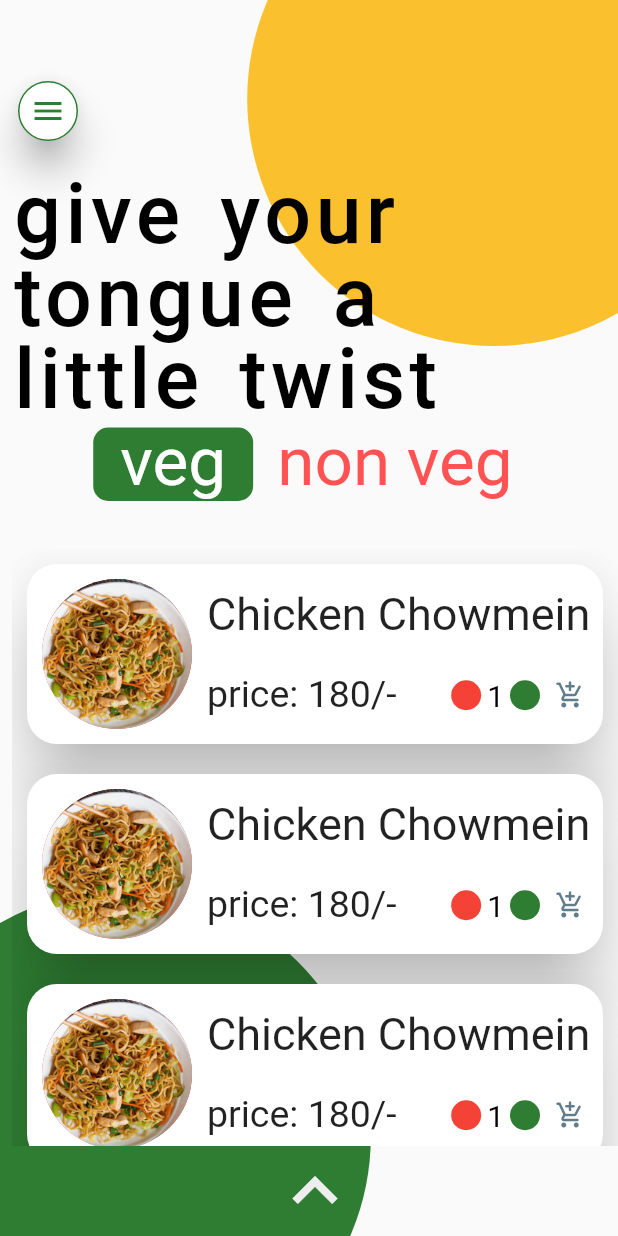
After one commit to samrat19/Flutter_foodapp, a Flutter app: the screen it shows after launch, on a phone screen of 412 x 824 dp. The commit adds this screen. Run offline on Flutter 3.47's test engine with Material 2 defaults, Android fonts, the phone set to English and light mode, and no system bars; our stand-ins replace google_fonts; Roboto replaces fonts that are missing (Sacramento).

Commit message:
separates background coloured widget

```diff
--- /dev/null
+++ b/lib/components/background_widget.dart
@@ -0,0 +1,30 @@
+import 'package:flutter/material.dart';
+
+import 'designed_circle.dart';
+
+class BackgroundWidget extends StatelessWidget {
+
+  final Color topCircleColor;
+  final Color bottomCircleColor;
+
+  const BackgroundWidget({Key key, @required this.topCircleColor, @required this.bottomCircleColor,}) : super(key: key);
+
+  @override
+  Widget build(BuildContext context) {
+    return Stack(
+      fit: StackFit.expand,
+      children: [
+        Positioned(
+          bottom: MediaQuery.of(context).size.height*0.57,
+          left: MediaQuery.of(context).size.width*0.4,
+          child: DesignedCircle(color: topCircleColor,),
+        ),
+        Positioned(
+          top: MediaQuery.of(context).size.height*0.57,
+          right: MediaQuery.of(context).size.width*0.4,
+          child: DesignedCircle(color:bottomCircleColor),
+        ),
+      ],
+    );
+  }
+}
--- a/lib/screen/display_screen.dart
+++ b/lib/screen/display_screen.dart
@@ -1,8 +1,7 @@
 import 'dart:developer';
-
 import 'package:flutter/material.dart';
+import 'package:food/components/background_widget.dart';
 import 'package:food/components/caption_text.dart';
-import 'package:food/components/designed_circle.dart';
 import 'package:food/components/display_food_item.dart';
 import 'package:food/components/menu_button.dart';
 import 'package:food/logic/model/food_item_model.dart';
@@ -83,22 +82,14 @@ class _DisplayScreenState extends State<DisplayScreen> {
       key: scaffoldKey,
       drawer: Drawer(),
       body: Container(
-        color: Colors.white,
-        child: Container(
         height: MediaQuery.of(context).size.height,
         width: MediaQuery.of(context).size.width,
         child: Stack(
           fit: StackFit.expand,
           children: [
-              Positioned(
-                bottom: MediaQuery.of(context).size.height*0.57,
-                left: MediaQuery.of(context).size.width*0.4,
-                child: DesignedCircle(color: Colors.yellow[700],),
-              ),
-              Positioned(
-                top: MediaQuery.of(context).size.height*0.57,
-                right: MediaQuery.of(context).size.width*0.4,
-                child: DesignedCircle(color:isVeg?Colors.green[800]:Colors.red),
+            BackgroundWidget(
+              topCircleColor: Colors.yellow[700],
+              bottomCircleColor: isVeg?Colors.green[800]:Colors.red,
             ),
             Padding(
               padding: const EdgeInsets.only(left:8.0),
@@ -158,7 +149,6 @@ class _DisplayScreenState extends State<DisplayScreen> {
               ),
             ),
           ],
-          ),
         ),
       ),
     );
```
Lines whose indentation alone changed are shown as unchanged.
